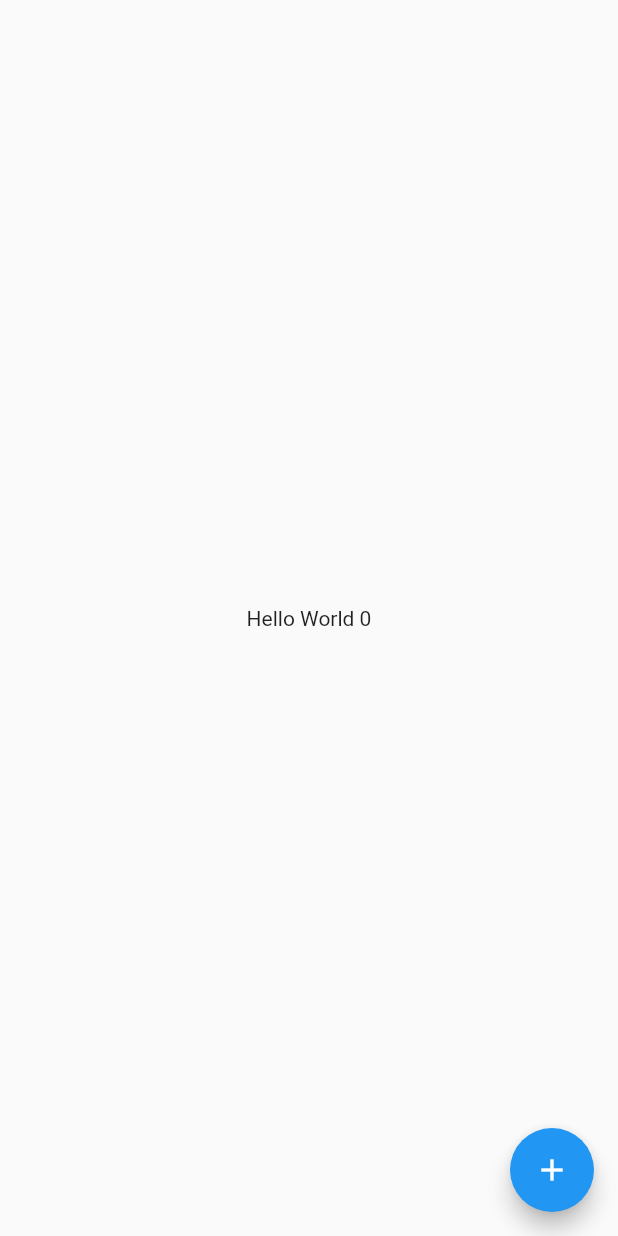
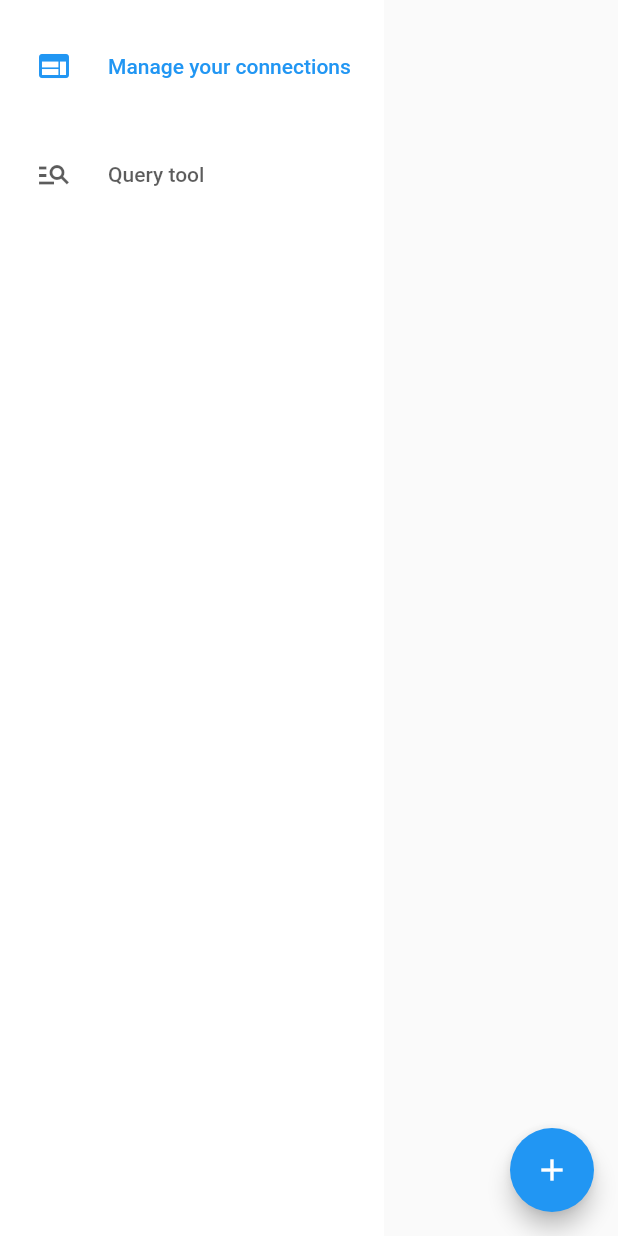
Before and after one commit to maximosdrr/uzui, a Flutter app: the screen it shows after launch, on a phone screen of 412 x 824 dp. Run offline on Flutter 3.47's test engine with Material 2 defaults, Android fonts, the light colour scheme and no system bars; our stand-ins replace get; missing offline and left inert: mongo_dart.

Commit message:
feat: sidebar

```diff
--- a/lib/router.dart
+++ b/lib/router.dart
@@ -1,7 +1,14 @@
 import 'package:get/get.dart';
+import 'package:uzui/screens/connection-manager/connection-manager.binding.dart';
+import 'package:uzui/screens/connection-manager/connection-manager.dart';
 import 'package:uzui/screens/home/home.binding.dart';
 import 'package:uzui/screens/home/home.dart';
 
 List<GetPage<dynamic>> router = [
-  GetPage(name: '/', page: () => Home(), binding: HomeBinding())
+  GetPage(name: '/', page: () => Home(), binding: HomeBinding()),
+  GetPage(
+    name: '/connection-manager',
+    page: () => ConnectionManager(),
+    binding: ConnectionManagerBinding(),
+  )
 ];
--- /dev/null
+++ b/lib/screens/connection-manager/connection-manager.controller.dart
@@ -0,0 +1,3 @@
+import 'package:get/get_state_manager/src/simple/get_controllers.dart';
+
+class ConnectionManagerController extends GetxController {}
--- /dev/null
+++ b/lib/screens/home/components/sidebar.component.dart
@@ -0,0 +1,33 @@
+import 'package:flutter/material.dart';
+import 'package:get/get.dart';
+import 'package:uzui/screens/home/home.controller.dart';
+
+class HomeSidebar extends StatelessWidget {
+  final HomeController homeController = Get.find();
+
+  HomeSidebar({Key? key}) : super(key: key);
+
+  final Map<int, String> routes = {0: '/connection-manager', 1: '/query-tool'};
+
+  @override
+  Widget build(BuildContext context) {
+    return NavigationRail(
+      selectedIndex: 0,
+      extended: true,
+      onDestinationSelected: (v) async {
+        print(routes[v]);
+        await Get.toNamed(routes[v] ?? "/");
+      },
+      destinations: const [
+        NavigationRailDestination(
+          icon: Icon(Icons.web),
+          label: Text('Manage your connections'),
+        ),
+        NavigationRailDestination(
+          icon: Icon(Icons.manage_search),
+          label: Text('Query tool'),
+        ),
+      ],
+    );
+  }
+}
--- a/lib/screens/home/home.controller.dart
+++ b/lib/screens/home/home.controller.dart
@@ -1,6 +1,5 @@
 import 'package:get/get.dart';
 import 'package:mongo_dart/mongo_dart.dart';
-import '';
 
 class HomeController extends GetxController {
   var counter = 0.obs;
--- a/lib/screens/home/home.dart
+++ b/lib/screens/home/home.dart
@@ -1,7 +1,8 @@
 import 'package:flutter/material.dart';
-import 'package:get/get_state_manager/src/rx_flutter/rx_obx_widget.dart';
 import 'package:get/instance_manager.dart';
 import 'package:uzui/screens/home/home.controller.dart';
+
+import 'components/sidebar.component.dart';
 
 class Home extends StatelessWidget {
   Home({Key? key}) : super(key: key);
@@ -11,8 +12,17 @@ class Home extends StatelessWidget {
   @override
   Widget build(BuildContext context) {
     return Scaffold(
-      body: Center(
-        child: Obx(() => Text("Hello World ${controller.counter}")),
+      body: SizedBox(
+        width: MediaQuery.of(context).size.width,
+        height: MediaQuery.of(context).size.height,
+        child: Row(
+          children: [
+            HomeSidebar(),
+            // Container(
+            //   child: Text("Hello world!"),
+            // )
+          ],
+        ),
       ),
       floatingActionButton: FloatingActionButton(
         child: const Icon(Icons.add),
```
Also changed, not shown: lib/screens/connection-manager/connection-manager.binding.dart (added, +9 -0 lines), lib/screens/connection-manager/connection-manager.dart (added, +18 -0 lines).
